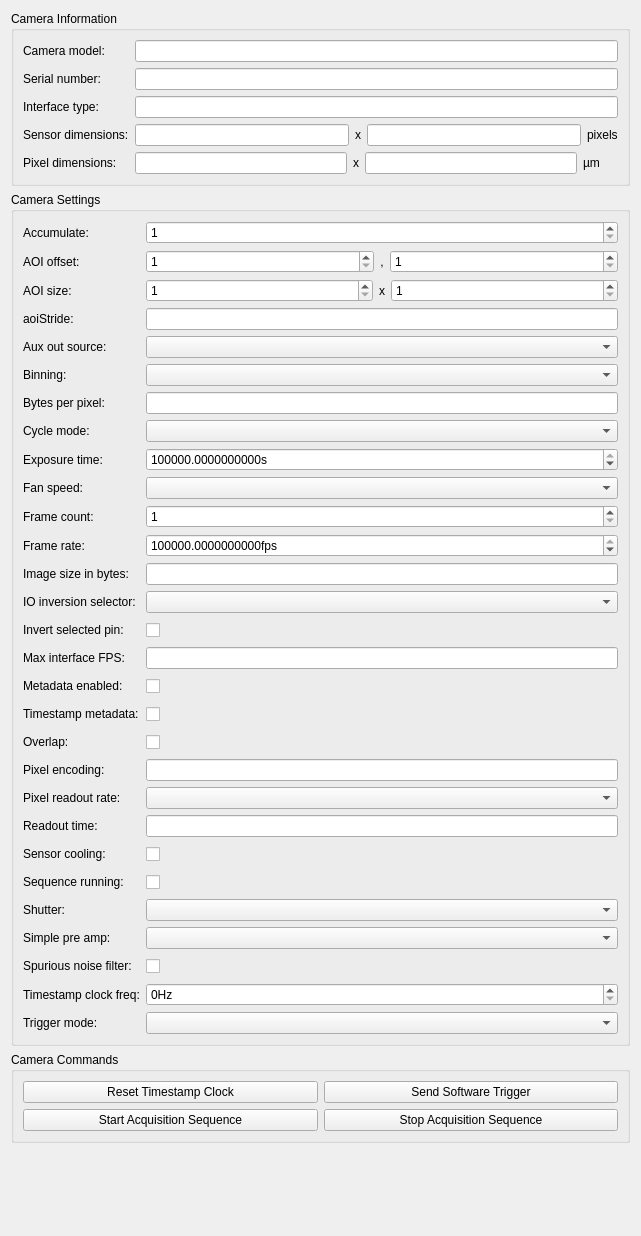
First picture: the form in acquisition/andor/direct_manip.ui, repository zachrahan/zplab, before the edit.
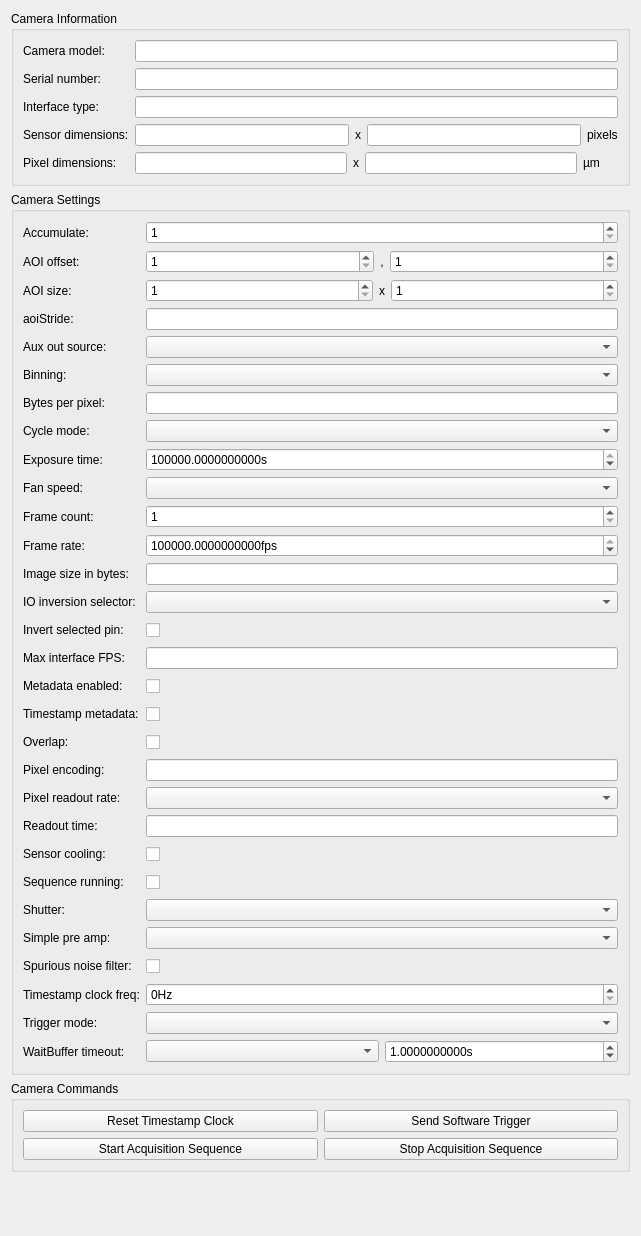
Second picture: the form after the edit.

Commit message: Remove threading from andor.Camera Device. Add waitBufferTimeout property and associated direct manip GUI widgets.

What changed in the file:
```diff
--- a/acquisition/andor/direct_manip.ui
+++ b/acquisition/andor/direct_manip.ui
@@ -791,6 +791,46 @@
         </property>
        </widget>
       </item>
+      <item row="29" column="0">
+       <widget class="QLabel" name="waitBufferTimeoutLabel">
+        <property name="text">
+         <string>WaitBuffer timeout:</string>
+        </property>
+       </widget>
+      </item>
+      <item row="29" column="1">
+       <layout class="QHBoxLayout" name="waitBufferTimeoutLayout">
+        <item>
+         <widget class="QComboBox" name="waitBufferTimeoutCombo">
+          <property name="currentText">
+           <string/>
+          </property>
+          <property name="maxVisibleItems">
+           <number>8</number>
+          </property>
+         </widget>
+        </item>
+        <item>
+         <widget class="QDoubleSpinBox" name="waitBufferTimeoutSpinBox">
+          <property name="suffix">
+           <string>s</string>
+          </property>
+          <property name="decimals">
+           <number>10</number>
+          </property>
+          <property name="maximum">
+           <double>4294967.294999999925494</double>
+          </property>
+          <property name="singleStep">
+           <double>0.001000000000000</double>
+          </property>
+          <property name="value">
+           <double>1.000000000000000</double>
+          </property>
+         </widget>
+        </item>
+       </layout>
+      </item>
      </layout>
     </widget>
    </item>
```
The commit also changes 2 other files.
